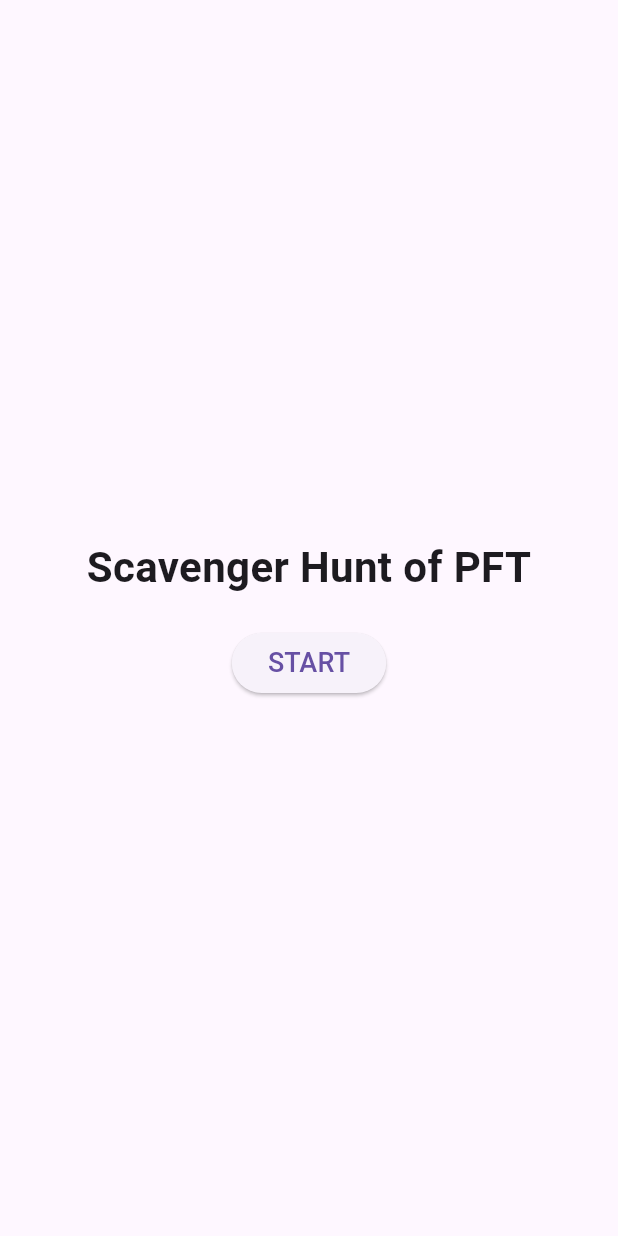
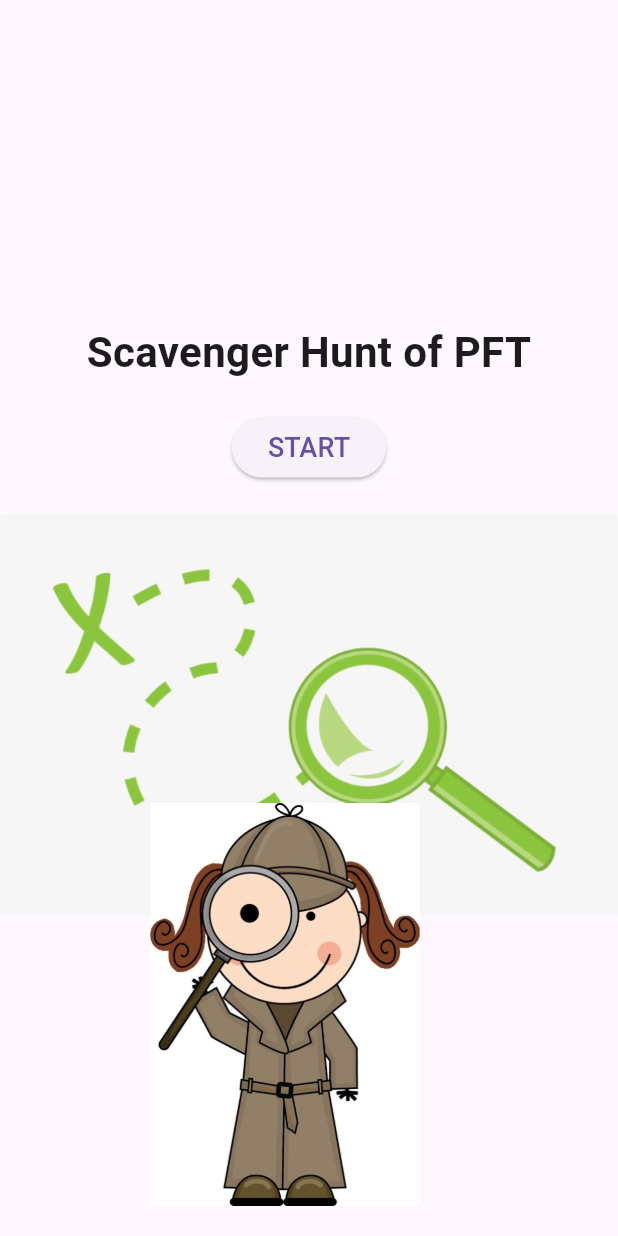
Before and after one commit to Starlumine/flutter_application_6, a Flutter app: the screen it shows after launch, on a phone screen of 412 x 824 dp. Run offline on Flutter 3.47's test engine with Material 3 defaults, Android fonts, the phone set to English and light mode, and no system bars.

Commit message:
Added images
Added two images to the main screen

```diff
--- a/flutter_application_6/lib/main.dart
+++ b/flutter_application_6/lib/main.dart
@@ -40,7 +40,10 @@ class TitlePage extends StatelessWidget {
   @override
   Widget build(BuildContext context) {
     return Scaffold(
-      body: Center(
+      body: Stack(
+        children: [
+          // Main content
+          Center(
             child: Column(
               mainAxisAlignment: MainAxisAlignment.center,
               children: [
@@ -59,12 +62,30 @@ class TitlePage extends StatelessWidget {
                   },
                   child: const Text("START", style: TextStyle(fontSize: 18)),
                 ),
+                const SizedBox(height: 20), // Space between button and map
+                Image.asset(
+                  'media/map.png',
+                  width: 500, // Adjust width as needed
+                ),
               ],
             ),
+          ),
+
+          // Girl image positioned at the bottom right
+          Positioned(
+            bottom: 20, // Distance from the bottom
+            left: 100, // Distance from the right
+            child: Image.asset(
+              'media/girl.png',
+              width: 180, // Adjust size as needed
+            ),
+          ),
+        ],
       ),
     );
   }
 }
+
 
 class FirstFloorPage extends StatefulWidget {
   const FirstFloorPage({super.key});
--- a/flutter_application_6/pubspec.yaml
+++ b/flutter_application_6/pubspec.yaml
@@ -58,9 +58,9 @@ flutter:
   uses-material-design: true
 
   # To add assets to your application, add an assets section, like this:
-  # assets:
-  #   - images/a_dot_burr.jpeg
-  #   - images/a_dot_ham.jpeg
+  assets:
+    - media/map.png
+    - media/girl.png
 
   # An image asset can refer to one or more resolution-specific "variants", see
   # https://flutter.dev/to/resolution-aware-images
```
Also changed, not shown: flutter_application_6/media/girl.png (added), flutter_application_6/media/map.png (added). Lines whose indentation alone changed are shown as unchanged.
